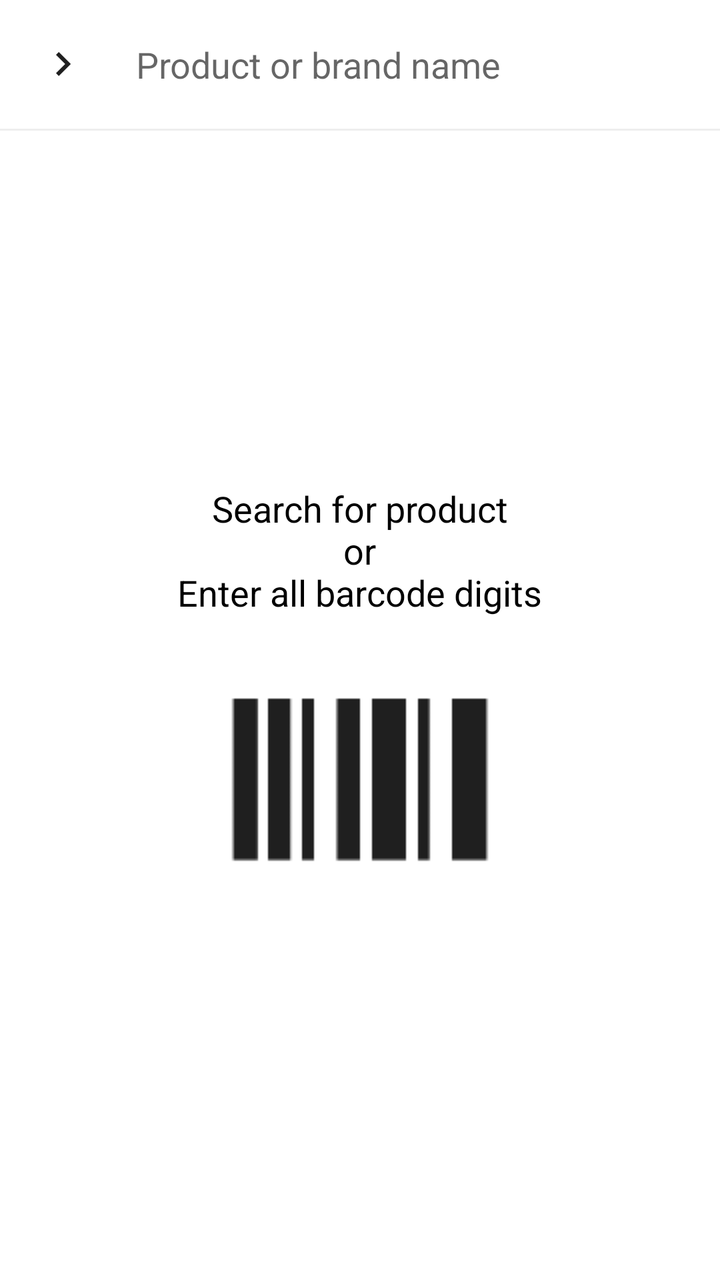
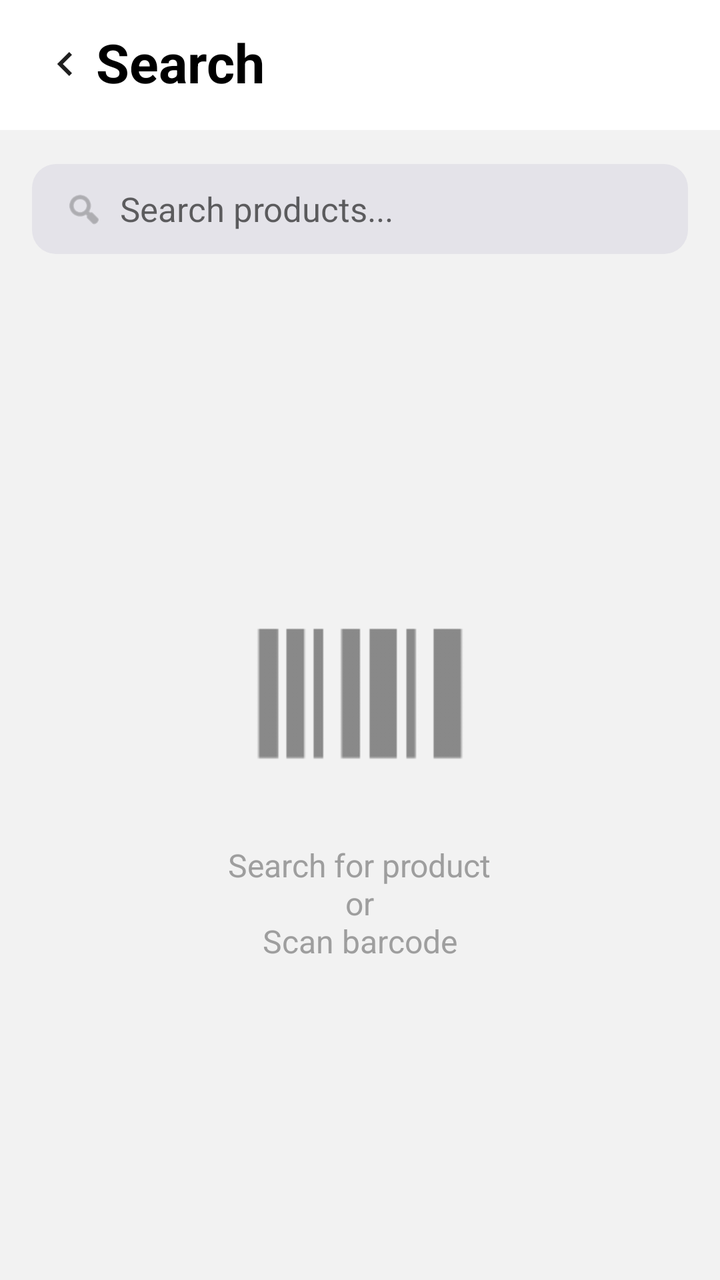

The first picture is an Android layout as it rendered before a commit; the second is the same layout after the commit. The layout source and the unified diff follow.
<!-- AndroidManifest.xml: application theme Theme.ScanFit -->
<!-- res/layout/fragment_search.xml -->
<?xml version="1.0" encoding="utf-8"?>
<androidx.constraintlayout.widget.ConstraintLayout xmlns:android="http://schemas.android.com/apk/res/android"
    xmlns:app="http://schemas.android.com/apk/res-auto"
    xmlns:tools="http://schemas.android.com/tools"
    android:layout_width="match_parent"
    android:layout_height="match_parent"
    android:background="@color/white">

    <LinearLayout
        android:id="@+id/search_bar_container"
        android:layout_width="match_parent"
        android:layout_height="wrap_content"
        android:orientation="horizontal"
        android:padding="8dp"
        android:gravity="center_vertical"
        app:layout_constraintTop_toTopOf="parent"> <ImageButton
        android:id="@+id/btn_back"
        android:layout_width="48dp"
        android:layout_height="48dp"
        android:background="?attr/selectableItemBackgroundBorderless"
        android:src="@drawable/ic_chevron_left"
        />

        <EditText
            android:id="@+id/et_search"
            android:layout_width="0dp"
            android:layout_height="wrap_content"
            android:layout_weight="1"
            android:hint="Product or brand name"
            android:background="@android:color/transparent"
            android:padding="12dp"
            android:textSize="18sp" />
    </LinearLayout>

    <View
        android:id="@+id/divider"
        android:layout_width="match_parent"
        android:layout_height="1dp"
        android:background="#EEEEEE"
        app:layout_constraintTop_toBottomOf="@id/search_bar_container"> </View>

    <LinearLayout
        android:id="@+id/layout_barcode_placeholder"
        android:layout_width="match_parent"
        android:layout_height="wrap_content"
        android:gravity="center"
        android:orientation="vertical"
        android:padding="40dp"
        app:layout_constraintBottom_toBottomOf="parent"
        app:layout_constraintTop_toBottomOf="@id/divider"> <TextView
        android:layout_width="wrap_content"
        android:layout_height="wrap_content"
        android:gravity="center"
        android:text="Search for product\nor\nEnter all barcode digits"
        android:textColor="@color/black"
        android:textSize="18sp" />

        <ImageView
            android:layout_width="250dp"
            android:layout_height="150dp"
            android:layout_marginTop="5dp"
            android:src="@drawable/ic_barcode" />
    </LinearLayout>

    <androidx.recyclerview.widget.RecyclerView
        android:id="@+id/rv_search_results"
        android:layout_width="match_parent"
        android:layout_height="0dp"
        android:visibility="gone"
        app:layout_constraintBottom_toBottomOf="parent"
        app:layout_constraintTop_toBottomOf="@id/divider"
        tools:listitem="@layout/item_food" />

</androidx.constraintlayout.widget.ConstraintLayout>
<!-- res/layout/item_food.xml (included above) -->
<?xml version="1.0" encoding="utf-8"?>
<androidx.constraintlayout.widget.ConstraintLayout xmlns:android="http://schemas.android.com/apk/res/android"
    xmlns:app="http://schemas.android.com/apk/res-auto"
    android:layout_width="match_parent"
    android:layout_height="wrap_content"
    android:padding="12dp"
    android:background="?android:attr/selectableItemBackground">

    <androidx.cardview.widget.CardView
        android:id="@+id/cv_image"
        android:layout_width="70dp"
        android:layout_height="70dp"
        app:cardCornerRadius="10dp"
        app:cardElevation="0dp"
        app:layout_constraintStart_toStartOf="parent"
        app:layout_constraintTop_toTopOf="parent"
        app:layout_constraintBottom_toBottomOf="parent">

        <ImageView
            android:id="@+id/iv_food_icon"
            android:layout_width="match_parent"
            android:layout_height="match_parent"
            android:src="@drawable/ic_launcher_foreground" />
    </androidx.cardview.widget.CardView>

    <LinearLayout
        android:layout_width="0dp"
        android:layout_height="wrap_content"
        android:orientation="vertical"
        android:layout_marginStart="16dp"
        app:layout_constraintBottom_toBottomOf="parent"
        app:layout_constraintEnd_toStartOf="@+id/iv_favorite"
        app:layout_constraintStart_toEndOf="@id/cv_image"
        app:layout_constraintTop_toTopOf="parent">

        <TextView
            android:id="@+id/tv_food_title"
            android:layout_width="wrap_content"
            android:layout_height="wrap_content"
            android:text="Product Name"
            android:textColor="#1A1C1E"
            android:textSize="16sp"
            android:textStyle="bold" />

        <TextView
            android:id="@+id/tv_food_subtitle"
            android:layout_width="wrap_content"
            android:layout_height="wrap_content"
            android:text="Brand info"
            android:textColor="#9E9E9E"
            android:textSize="12sp"
            android:layout_marginTop="4dp" />

        <LinearLayout
            android:id="@+id/layout_calories_grade"
            android:layout_width="wrap_content"
            android:layout_height="wrap_content"
            android:orientation="horizontal"
            android:gravity="center_vertical"
            android:layout_marginTop="4dp">

            <TextView
                android:id="@+id/tv_calories"
                android:layout_width="wrap_content"
                android:layout_height="wrap_content"
                android:text="0 cal"
                android:textColor="#666666"
                android:textSize="12sp" />

            <TextView
                android:id="@+id/tv_grade"
                android:layout_width="24dp"
                android:layout_height="24dp"
                android:layout_marginStart="8dp"
                android:gravity="center"
                android:text="A"
                android:textColor="@android:color/white"
                android:textSize="14sp"
                android:textStyle="bold"
                android:background="@drawable/grade_background"
                android:visibility="gone" />
        </LinearLayout>
    </LinearLayout>

    <ImageView
        android:id="@+id/iv_favorite"
        android:layout_width="40dp"
        android:layout_height="40dp"
        android:padding="8dp"
        android:background="?attr/selectableItemBackgroundBorderless"
        android:src="@drawable/ic_favourites"
        android:layout_marginEnd="8dp"
        app:layout_constraintBottom_toBottomOf="parent"
        app:layout_constraintEnd_toStartOf="@+id/iv_arrow"
        app:layout_constraintTop_toTopOf="parent" />

    <ImageView
        android:id="@+id/iv_arrow"
        android:layout_width="24dp"
        android:layout_height="24dp"
        android:src="@drawable/ic_chevron_left"
        app:layout_constraintBottom_toBottomOf="parent"
        app:layout_constraintEnd_toEndOf="parent"
        app:layout_constraintTop_toTopOf="parent"
        app:tint="#D1D1D1" />

</androidx.constraintlayout.widget.ConstraintLayout>
<!-- resources referenced by this layout -->
<resources>
  <color name="black">#FF000000</color>
  <color name="white">#FFFFFFFF</color>
  <!-- drawable grade_background (drawable) -->
  <?xml version="1.0" encoding="utf-8"?>
  <shape xmlns:android="http://schemas.android.com/apk/res/android"
      android:shape="rectangle">
      <solid android:color="#4CAF50" />
      <corners android:radius="4dp" />
  </shape>
  <!-- drawable ic_chevron_left (drawable) -->
  <vector xmlns:android="http://schemas.android.com/apk/res/android"
      android:width="24dp"
      android:height="24dp"
      android:viewportWidth="960"
      android:viewportHeight="960">
    <path
        android:pathData="M504,480 L320,296l56,-56 240,240 -240,240 -56,-56 184,-184Z"
        android:fillColor="#1f1f1f"/>
  </vector>
  <!-- drawable ic_favourites (drawable) -->
  <vector xmlns:android="http://schemas.android.com/apk/res/android"
      android:width="24dp"
      android:height="24dp"
      android:viewportWidth="960"
      android:viewportHeight="960">
    <path
        android:pathData="m480,840 l-58,-52q-101,-91 -167,-157T150,512.5Q111,460 95.5,416T80,326q0,-94 63,-157t157,-63q52,0 99,22t81,62q34,-40 81,-62t99,-22q94,0 157,63t63,157q0,46 -15.5,90T810,512.5Q771,565 705,631T538,788l-58,52ZM480,732q96,-86 158,-147.5t98,-107q36,-45.5 50,-81t14,-70.5q0,-60 -40,-100t-100,-40q-47,0 -87,26.5T518,280h-76q-15,-41 -55,-67.5T300,186q-60,0 -100,40t-40,100q0,35 14,70.5t50,81q36,45.5 98,107T480,732ZM480,459Z"
        android:fillColor="#1f1f1f"/>
  </vector>
  <!-- drawable ic_launcher_foreground (drawable) -->
  <vector xmlns:android="http://schemas.android.com/apk/res/android"
      xmlns:aapt="http://schemas.android.com/aapt"
      android:width="108dp"
      android:height="108dp"
      android:viewportWidth="108"
      android:viewportHeight="108">
      <path android:pathData="M31,63.928c0,0 6.4,-11 12.1,-13.1c7.2,-2.6 26,-1.4 26,-1.4l38.1,38.1L107,108.928l-32,-1L31,63.928z">
          <aapt:attr name="android:fillColor">
              <gradient
                  android:endX="85.84757"
                  android:endY="92.4963"
                  android:startX="42.9492"
                  android:startY="49.59793"
                  android:type="linear">
                  <item
                      android:color="#44000000"
                      android:offset="0.0" />
                  <item
                      android:color="#00000000"
                      android:offset="1.0" />
              </gradient>
          </aapt:attr>
      </path>
      <path
          android:fillColor="#FFFFFF"
          android:fillType="nonZero"
          android:pathData="M65.3,45.828l3.8,-6.6c0.2,-0.4 0.1,-0.9 -0.3,-1.1c-0.4,-0.2 -0.9,-0.1 -1.1,0.3l-3.9,6.7c-6.3,-2.8 -13.4,-2.8 -19.7,0l-3.9,-6.7c-0.2,-0.4 -0.7,-0.5 -1.1,-0.3C38.8,38.328 38.7,38.828 38.9,39.228l3.8,6.6C36.2,49.428 31.7,56.028 31,63.928h46C76.3,56.028 71.8,49.428 65.3,45.828zM43.4,57.328c-0.8,0 -1.5,-0.5 -1.8,-1.2c-0.3,-0.7 -0.1,-1.5 0.4,-2.1c0.5,-0.5 1.4,-0.7 2.1,-0.4c0.7,0.3 1.2,1 1.2,1.8C45.3,56.528 44.5,57.328 43.4,57.328L43.4,57.328zM64.6,57.328c-0.8,0 -1.5,-0.5 -1.8,-1.2s-0.1,-1.5 0.4,-2.1c0.5,-0.5 1.4,-0.7 2.1,-0.4c0.7,0.3 1.2,1 1.2,1.8C66.5,56.528 65.6,57.328 64.6,57.328L64.6,57.328z"
          android:strokeWidth="1"
          android:strokeColor="#00000000" />
  </vector>
  <style name="Theme.ScanFit" parent="Theme.MaterialComponents.DayNight.NoActionBar">
          
          <item name="colorPrimary">@color/blue</item>
          <item name="colorPrimaryVariant">@color/purple_700</item>
          <item name="colorOnPrimary">@color/white</item>
          
          <item name="colorSecondary">@color/teal_200</item>
          <item name="colorSecondaryVariant">@color/teal_700</item>
          <item name="colorOnSecondary">@color/black</item>
          
          <item name="android:statusBarColor">?attr/colorPrimaryVariant</item>
          
      </style>
  <color name="blue">#5CA2F8</color>
  <color name="purple_700">#FF3700B3</color>
  <color name="teal_200">#FF03DAC5</color>
  <color name="teal_700">#FF018786</color>
  <!-- unchanged entries left out for length: 1 -->
</resources>

<!-- the commit's change to res/layout/fragment_search.xml (unified diff, before → after) -->
@@ -6,103 +6,163 @@
     android:layout_height="match_parent"
     android:background="@color/white">
 
-    <LinearLayout
-        android:id="@+id/search_bar_container"
-        android:layout_width="match_parent"
-        android:layout_height="wrap_content"
-        android:orientation="horizontal"
-        android:padding="8dp"
-        android:gravity="center_vertical"
-        app:layout_constraintTop_toTopOf="parent"> <ImageButton
+    <ImageButton
         android:id="@+id/btn_back"
         android:layout_width="48dp"
         android:layout_height="48dp"
+        android:layout_marginStart="8dp"
+        android:layout_marginTop="8dp"
         android:background="?attr/selectableItemBackgroundBorderless"
+        android:rotation="180"
         android:src="@drawable/ic_chevron_left"
-        />
-
-        <EditText
-            android:id="@+id/et_search"
-            android:layout_width="0dp"
-            android:layout_height="wrap_content"
-            android:layout_weight="1"
-            android:hint="Product or brand name"
-            android:background="@android:color/transparent"
-            android:padding="12dp"
-            android:textSize="18sp" />
-    </LinearLayout>
+        app:layout_constraintStart_toStartOf="parent"
+        app:layout_constraintTop_toTopOf="parent" />
+
+    <TextView
+        android:id="@+id/tv_search_title"
+        android:layout_width="wrap_content"
+        android:layout_height="wrap_content"
+        android:layout_marginStart="48dp"
+        android:layout_marginTop="5dp"
+        android:text="Search"
+        android:textColor="#000000"
+        android:textSize="27sp"
+        android:textStyle="bold"
+        app:layout_constraintStart_toStartOf="parent"
+        app:layout_constraintTop_toTopOf="@id/btn_back" />
 
     <View
         android:id="@+id/divider"
         android:layout_width="match_parent"
         android:layout_height="1dp"
-        android:background="#EEEEEE"
-        app:layout_constraintTop_toBottomOf="@id/search_bar_container"> </View>
-
-    <LinearLayout
-        android:id="@+id/layout_barcode_placeholder"
-        android:layout_width="match_parent"
-        android:layout_height="wrap_content"
-        android:gravity="center"
-        android:orientation="vertical"
-        android:padding="40dp"
-        app:layout_constraintBottom_toBottomOf="parent"
-        app:layout_constraintTop_toBottomOf="@id/divider"> <TextView
-        android:layout_width="wrap_content"
-        android:layout_height="wrap_content"
-        android:gravity="center"
-        android:text="Search for product\nor\nEnter all barcode digits"
-        android:textColor="@color/black"
-        android:textSize="18sp" />
-
-        <ImageView
-            android:layout_width="250dp"
-            android:layout_height="150dp"
-            android:layout_marginTop="5dp"
-            android:src="@drawable/ic_barcode" />
-    </LinearLayout>
-
-    <androidx.recyclerview.widget.RecyclerView
-        android:id="@+id/rv_search_results"
+        android:layout_marginTop="16dp"
+        android:background="#F2F2F2"
+        app:layout_constraintTop_toBottomOf="@id/tv_search_title" />
+
+    <androidx.constraintlayout.widget.ConstraintLayout
         android:layout_width="match_parent"
         android:layout_height="0dp"
-        android:visibility="gone"
-        app:layout_constraintBottom_toBottomOf="parent"
-        app:layout_constraintTop_toBottomOf="@id/divider"
-        tools:listitem="@layout/item_food" />
+        android:background="#F2F2F2"
+        app:layout_constraintBottom_toBottomOf="parent"
+        app:layout_constraintTop_toBottomOf="@id/divider">
+
+        <androidx.constraintlayout.widget.ConstraintLayout
+            android:id="@+id/search_bar_container"
+            android:layout_width="match_parent"
+            android:layout_height="45dp"
+            android:layout_marginHorizontal="16dp"
+            android:layout_marginTop="16dp"
+            android:background="@drawable/search_background_rounded"
+            app:layout_constraintTop_toTopOf="parent">
+
+            <ImageView
+                android:id="@+id/iv_search_icon"
+                android:layout_width="20dp"
+                android:layout_height="20dp"
+                android:layout_marginStart="16dp"
+                android:alpha="0.4"
+                android:src="@android:drawable/ic_menu_search"
+                app:layout_constraintBottom_toBottomOf="parent"
+                app:layout_constraintStart_toStartOf="parent"
+                app:layout_constraintTop_toTopOf="parent"
+                app:tint="#000000" />
+
+            <EditText
+                android:id="@+id/et_search"
+                android:layout_width="0dp"
+                android:layout_height="match_parent"
+                android:layout_marginStart="8dp"
+                android:layout_marginEnd="16dp"
+                android:background="@android:color/transparent"
+                android:hint="Search products..."
+                android:imeOptions="actionSearch"
+                android:inputType="text"
+                android:textColor="#000000"
+                android:textSize="17sp"
+                app:layout_constraintEnd_toEndOf="parent"
+                app:layout_constraintStart_toEndOf="@id/iv_search_icon" />
+        </androidx.constraintlayout.widget.ConstraintLayout>
+
+        <androidx.recyclerview.widget.RecyclerView
+            android:id="@+id/rv_search_results"
+            android:layout_width="match_parent"
+            android:layout_height="0dp"
+            android:layout_marginTop="8dp"
+            android:visibility="gone"
+            app:layout_constraintBottom_toBottomOf="parent"
+            app:layout_constraintTop_toBottomOf="@id/search_bar_container"
+            tools:listitem="@layout/item_food" />
+
+        <LinearLayout
+            android:id="@+id/layout_barcode_placeholder"
+            android:layout_width="match_parent"
+            android:layout_height="0dp"
+            android:gravity="center"
+            android:orientation="vertical"
+            app:layout_constraintBottom_toBottomOf="parent"
+            app:layout_constraintTop_toBottomOf="@id/search_bar_container">
+
+            <ImageView
+                android:layout_width="120dp"
+                android:layout_height="120dp"
+                android:alpha="0.5"
+                android:src="@drawable/ic_barcode" />
+
+            <TextView
+                android:layout_width="wrap_content"
+                android:layout_height="wrap_content"
+                android:layout_marginTop="16dp"
+                android:gravity="center"
+                android:text="Search for product\nor\nScan barcode"
+                android:textColor="#9E9E9E"
+                android:textSize="16sp" />
+        </LinearLayout>
+
+    </androidx.constraintlayout.widget.ConstraintLayout>
 
 </androidx.constraintlayout.widget.ConstraintLayout>
 <!-- res/layout/item_food.xml (included above) -->
 <?xml version="1.0" encoding="utf-8"?>
-<androidx.constraintlayout.widget.ConstraintLayout xmlns:android="http://schemas.android.com/apk/res/android"
+<FrameLayout xmlns:android="http://schemas.android.com/apk/res/android"
     xmlns:app="http://schemas.android.com/apk/res-auto"
     android:layout_width="match_parent"
     android:layout_height="wrap_content"
-    android:padding="12dp"
-    android:background="?android:attr/selectableItemBackground">
+    android:background="#F2F2F2"> <androidx.cardview.widget.CardView
+    android:layout_width="match_parent"
+    android:layout_height="wrap_content"
+    android:layout_marginHorizontal="16dp"
+    android:layout_marginVertical="8dp"
+    app:cardBackgroundColor="@color/white"
+    app:cardCornerRadius="12dp"
+    app:cardElevation="0dp"> <androidx.constraintlayout.widget.ConstraintLayout
+    android:layout_width="match_parent"
+    android:layout_height="wrap_content"
+    android:padding="9dp">
 
     <androidx.cardview.widget.CardView
         android:id="@+id/cv_image"
-        android:layout_width="70dp"
-        android:layout_height="70dp"
+        android:layout_width="60dp"
+        android:layout_height="60dp"
         app:cardCornerRadius="10dp"
         app:cardElevation="0dp"
+        app:layout_constraintBottom_toBottomOf="parent"
         app:layout_constraintStart_toStartOf="parent"
-        app:layout_constraintTop_toTopOf="parent"
-        app:layout_constraintBottom_toBottomOf="parent">
+        app:layout_constraintTop_toTopOf="parent">
 
         <ImageView
             android:id="@+id/iv_food_icon"
             android:layout_width="match_parent"
             android:layout_height="match_parent"
+            android:scaleType="fitCenter"
+            app:cardCornerRadius="10dp"
             android:src="@drawable/ic_launcher_foreground" />
     </androidx.cardview.widget.CardView>
 
     <LinearLayout
         android:layout_width="0dp"
         android:layout_height="wrap_content"
+        android:layout_marginStart="16dp"
         android:orientation="vertical"
-        android:layout_marginStart="16dp"
         app:layout_constraintBottom_toBottomOf="parent"
         app:layout_constraintEnd_toStartOf="@+id/iv_favorite"
         app:layout_constraintStart_toEndOf="@id/cv_image"
@@ -121,18 +181,18 @@
             android:id="@+id/tv_food_subtitle"
             android:layout_width="wrap_content"
             android:layout_height="wrap_content"
+            android:layout_marginTop="4dp"
             android:text="Brand info"
             android:textColor="#9E9E9E"
-            android:textSize="12sp"
-            android:layout_marginTop="4dp" />
+            android:textSize="12sp" />
 
         <LinearLayout
             android:id="@+id/layout_calories_grade"
             android:layout_width="wrap_content"
             android:layout_height="wrap_content"
-            android:orientation="horizontal"
+            android:layout_marginTop="4dp"
             android:gravity="center_vertical"
-            android:layout_marginTop="4dp">
+            android:orientation="horizontal">
 
             <TextView
                 android:id="@+id/tv_calories"
@@ -142,18 +202,13 @@
                 android:textColor="#666666"
                 android:textSize="12sp" />
 
-            <TextView
-                android:id="@+id/tv_grade"
-                android:layout_width="24dp"
+            <ImageView
+                android:id="@+id/iv_nutri_score"
+                android:layout_width="wrap_content"
                 android:layout_height="24dp"
                 android:layout_marginStart="8dp"
-                android:gravity="center"
-                android:text="A"
-                android:textColor="@android:color/white"
-                android:textSize="14sp"
-                android:textStyle="bold"
-                android:background="@drawable/grade_background"
-                android:visibility="gone" />
+                android:adjustViewBounds="true"
+                android:visibility="visible" />
         </LinearLayout>
     </LinearLayout>
 
@@ -161,10 +216,10 @@
         android:id="@+id/iv_favorite"
         android:layout_width="40dp"
         android:layout_height="40dp"
+        android:layout_marginEnd="8dp"
+        android:background="?attr/selectableItemBackgroundBorderless"
         android:padding="8dp"
-        android:background="?attr/selectableItemBackgroundBorderless"
         android:src="@drawable/ic_favourites"
-        android:layout_marginEnd="8dp"
         app:layout_constraintBottom_toBottomOf="parent"
         app:layout_constraintEnd_toStartOf="@+id/iv_arrow"
         app:layout_constraintTop_toTopOf="parent" />
@@ -180,3 +235,5 @@
         app:tint="#D1D1D1" />
 
 </androidx.constraintlayout.widget.ConstraintLayout>
+</androidx.cardview.widget.CardView>
+</FrameLayout>
<!-- resource entries referenced after the edit -->
@@ -2,13 +2,6 @@
 <resources>
   <color name="black">#FF000000</color>
   <color name="white">#FFFFFFFF</color>
-  <!-- drawable grade_background (drawable) -->
-  <?xml version="1.0" encoding="utf-8"?>
-  <shape xmlns:android="http://schemas.android.com/apk/res/android"
-      android:shape="rectangle">
-      <solid android:color="#4CAF50" />
-      <corners android:radius="4dp" />
-  </shape>
   <!-- drawable ic_chevron_left (drawable) -->
   <vector xmlns:android="http://schemas.android.com/apk/res/android"
       android:width="24dp"
@@ -60,6 +53,10 @@
           android:strokeWidth="1"
           android:strokeColor="#00000000" />
   </vector>
+  <!-- drawable search_background_rounded (drawable) -->
+  <?xml version="1.0" encoding="utf-8"?>
+  <shape xmlns:android="http://schemas.android.com/apk/res/android">
+      <solid android:color="#E4E3E9" /> <corners android:radius="12dp" /> </shape>
   <style name="Theme.ScanFit" parent="Theme.MaterialComponents.DayNight.NoActionBar">
           
           <item name="colorPrimary">@color/blue</item>
